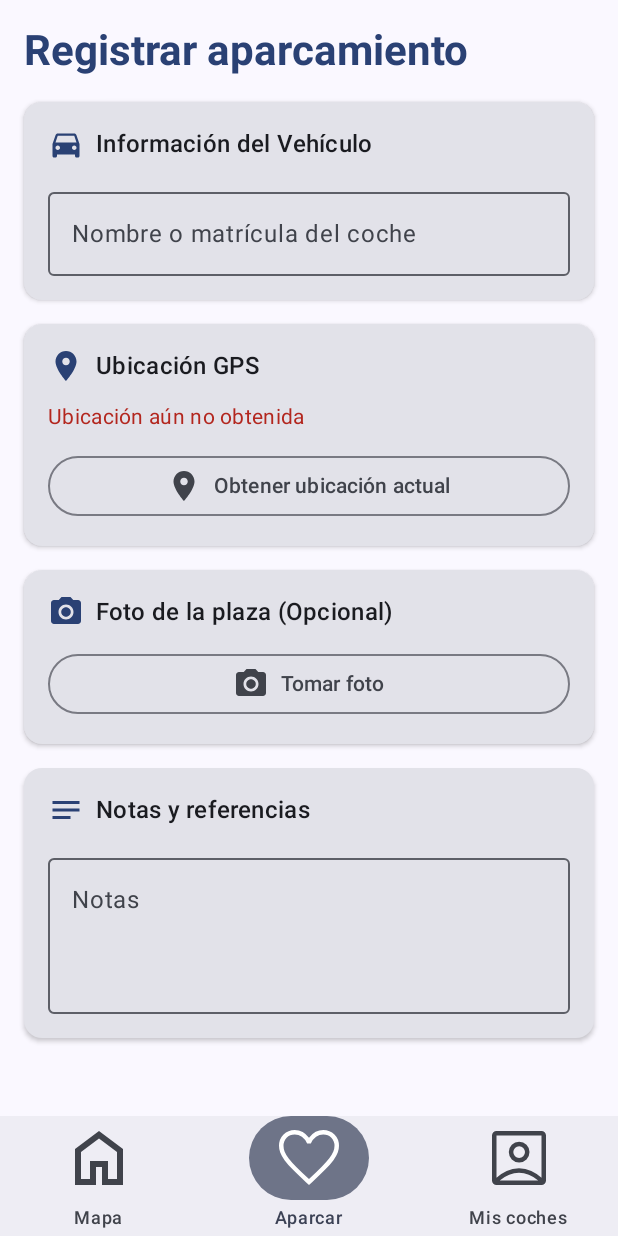
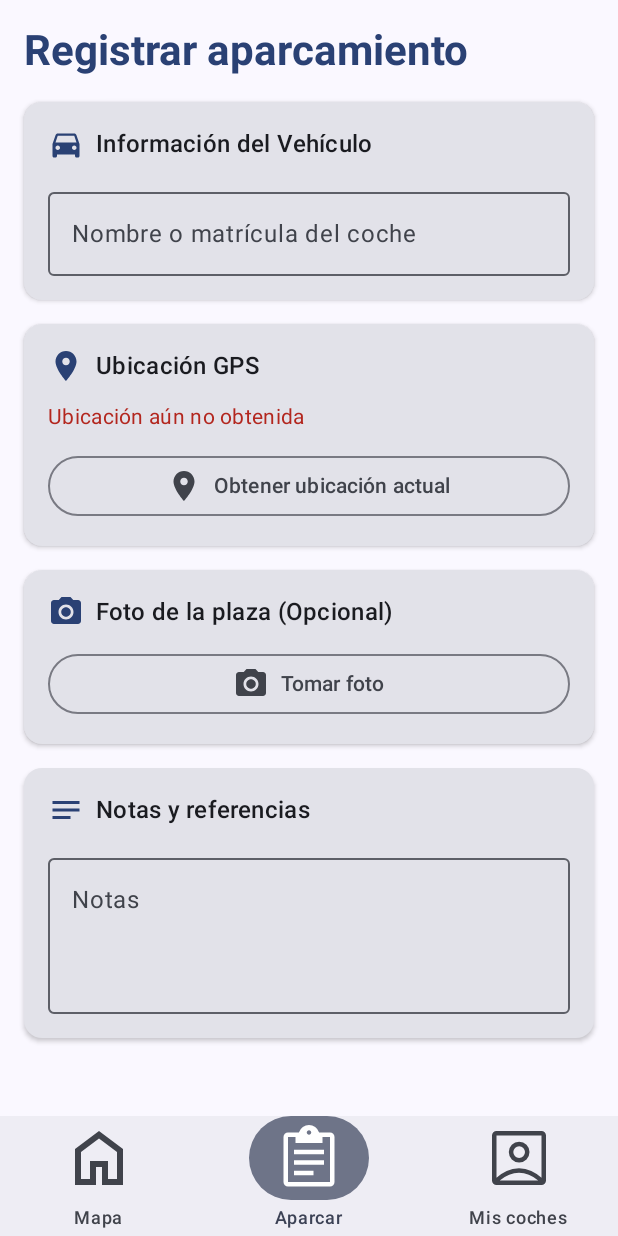
Before and after one commit to duniasr/Find-My-Car, an Android app built with Jetpack Compose: the screen it shows after launch (MainActivity), item 2 of the bottom bar chosen, on a phone screen of 412 x 824 dp. Run offline under Robolectric (Android 15) with nearby library versions, the phone set to English and light mode, and no system bars; our stand-ins replace Room's generated code; pictures from the network do not load; 4 statements that could not run were skipped.

Commit message:
refactor: change the Parking section icon

```diff
--- a/app/src/main/java/com/findmycar/MainActivity.kt
+++ b/app/src/main/java/com/findmycar/MainActivity.kt
@@ -108,7 +108,7 @@ enum class AppDestinations(
     val icon: Int,
 ) {
     MAP("Mapa", R.drawable.ic_home),
-    PARK("Aparcar", R.drawable.ic_favorite),
+    PARK("Aparcar", R.drawable.ic_form),
     MY_CARS("Mis coches", R.drawable.ic_account_box),
 }
 
--- /dev/null
+++ b/app/src/main/res/drawable/ic_form.xml
@@ -0,0 +1,9 @@
+<vector xmlns:android="http://schemas.android.com/apk/res/android"
+    android:width="48dp"
+    android:height="48dp"
+    android:viewportWidth="960"
+    android:viewportHeight="960">
+    <path
+        android:fillColor="@android:color/white"
+        android:pathData="M280,710L280,650L540,650L540,710L280,710ZM280,570L280,510L680,510L680,570L280,570ZM280,430L280,370L680,370L680,430L280,430ZM200,860Q175,860 157.5,842.5Q140,825 140,800L140,200Q140,175 157.5,157.5Q175,140 200,140L345,140Q360,95 397.5,67.5Q435,40 480,40Q525,40 562.5,67.5Q600,95 615,140L760,140Q785,140 802.5,157.5Q820,175 820,200L820,800Q820,825 802.5,842.5Q785,860 760,860L200,860ZM200,800L760,800L760,200L660,200L660,280L300,280L300,200L200,200L200,800ZM480,170Q492.5,170 501.25,161.25Q510,152.5 510,140Q510,127.5 501.25,118.75Q492.5,110 480,110Q467.5,110 458.75,118.75Q450,127.5 450,140Q450,152.5 458.75,161.25Q467.5,170 480,170Z" />
+</vector>
```
